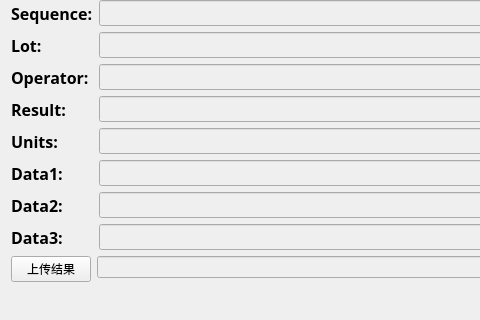
The window that widget.ui (chenguoguowen/TestLeak) describes before a commit, drawn with Qt 5; both pictures show x 0 to 480 and y 203 to 523 of the 644 by 523 pixel window.
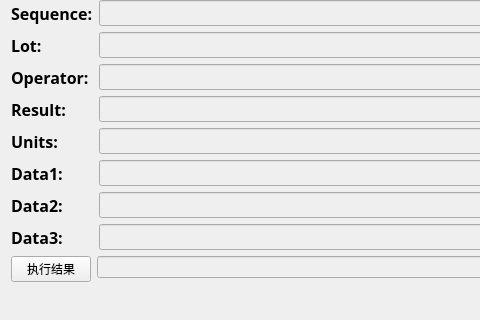
The same window after the commit.

```diff
--- a/widget.ui
+++ b/widget.ui
@@ -2,6 +2,9 @@
 <ui version="4.0">
  <class>Widget</class>
  <widget class="QWidget" name="Widget">
+  <property name="enabled">
+   <bool>true</bool>
+  </property>
   <property name="geometry">
    <rect>
     <x>0</x>
@@ -19,7 +22,7 @@
      <item row="1" column="0">
       <widget class="QPushButton" name="pushButton">
        <property name="text">
-        <string>上传结果</string>
+        <string>执行结果</string>
        </property>
       </widget>
      </item>
@@ -244,7 +247,7 @@
          <item>
           <widget class="QLineEdit" name="lineEdit">
            <property name="enabled">
-            <bool>false</bool>
+            <bool>true</bool>
            </property>
            <property name="font">
             <font>
```
